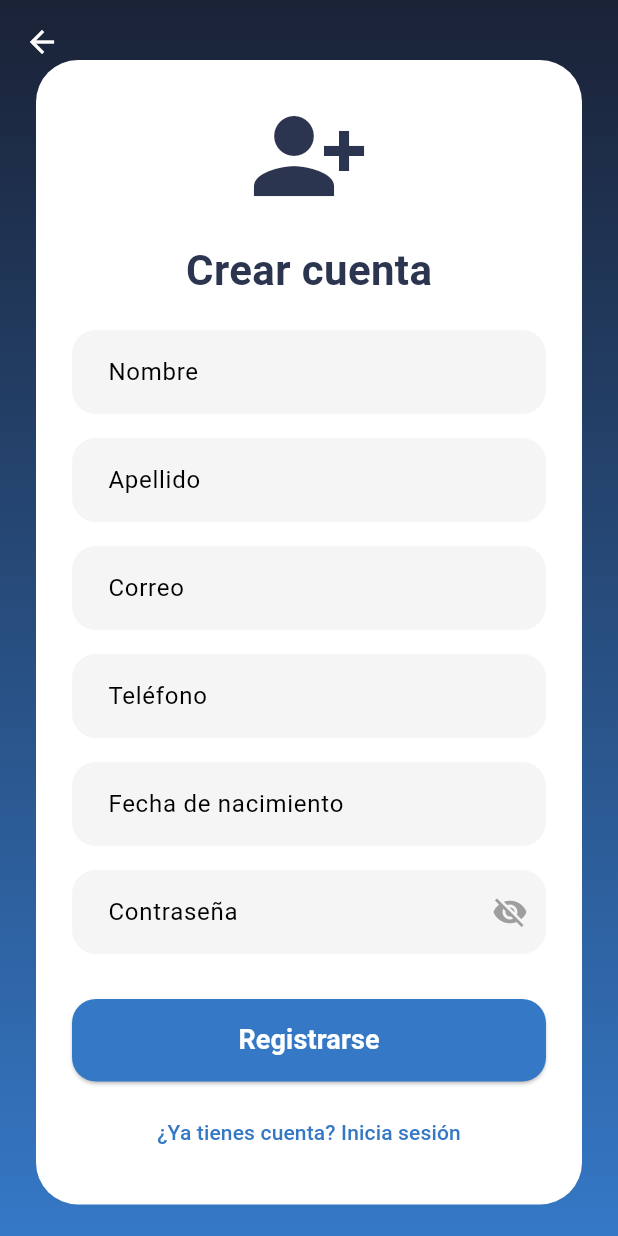
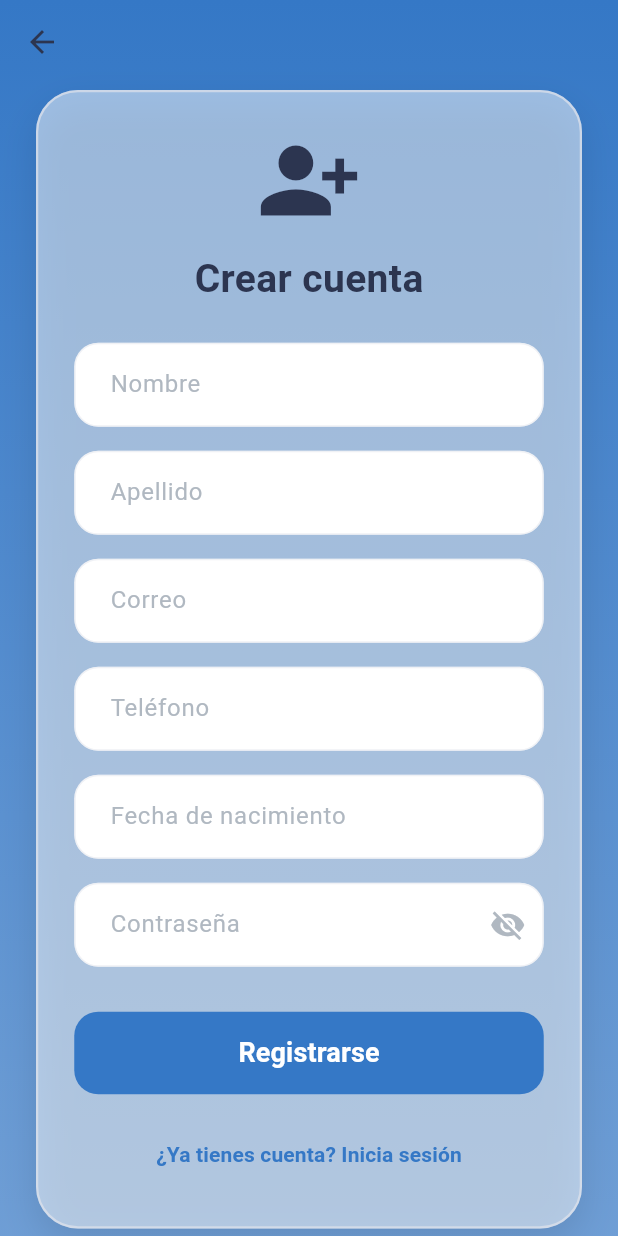
Before and after one commit to Droid636/novaexpress, a Flutter app: the RegisterScreen screen opened by its route, on a phone screen of 412 x 824 dp. Run offline on Flutter 3.47's test engine with Material 3 defaults, Android fonts, the light colour scheme and no system bars; our stand-ins replace cloud_firestore, dio, firebase_auth, firebase_core, firebase_storage, flutter_riverpod and 6 more; missing offline and left inert: firebase_app_check; accounts and stored records are empty.

Commit message:
colores register

```diff
--- a/lib/screens/register_screen.dart
+++ b/lib/screens/register_screen.dart
@@ -1,4 +1,5 @@
 import 'package:flutter/material.dart';
+import 'package:flutter/services.dart';
 import 'package:flutter_riverpod/flutter_riverpod.dart';
 import '../utils/validators.dart';
 import '../services/auth_providers.dart';
@@ -12,7 +13,7 @@ class RegisterScreen extends ConsumerStatefulWidget {
 }
 
 class _RegisterScreenState extends ConsumerState<RegisterScreen> {
-    bool _showPassword = false;
+  bool _showPassword = false;
   final _formKey = GlobalKey<FormState>();
 
   final _nameController = TextEditingController();
@@ -97,7 +98,25 @@ class _RegisterScreenState extends ConsumerState<RegisterScreen> {
 
   @override
   Widget build(BuildContext context) {
-    final isDark = Theme.of(context).brightness == Brightness.dark;
+    final isDarkMode = Theme.of(context).brightness == Brightness.dark;
+
+    // --- LÓGICA DE COLORES BASADA EN TU LOGIN ---
+    final backgroundStartColor = isDarkMode
+        ? AppTheme.navBackground
+        : AppTheme.splashBackgroundBottom;
+    final backgroundEndColor = isDarkMode
+        ? AppTheme.navSelected.withOpacity(0.7)
+        : AppTheme.navSelected.withOpacity(0.7);
+
+    final cardBackgroundColor = isDarkMode
+        ? AppTheme.navBackground.withOpacity(0.6)
+        : Colors.white.withOpacity(0.5);
+    final cardBorderColor = isDarkMode
+        ? AppTheme.navSelected.withOpacity(0.5)
+        : AppTheme.searchBorder.withOpacity(0.7);
+    final textColor = isDarkMode ? Colors.white : AppTheme.categoryChipText;
+    final hintColor = isDarkMode ? AppTheme.navUnselected : AppTheme.searchHint;
+    final iconColor = isDarkMode ? Colors.white : AppTheme.categoryChipText;
 
     return Scaffold(
       extendBodyBehindAppBar: true,
@@ -105,6 +124,7 @@ class _RegisterScreenState extends ConsumerState<RegisterScreen> {
         title: const SizedBox.shrink(),
         backgroundColor: Colors.transparent,
         elevation: 0,
+        iconTheme: IconThemeData(color: iconColor),
       ),
       body: Container(
         width: double.infinity,
@@ -113,55 +133,58 @@ class _RegisterScreenState extends ConsumerState<RegisterScreen> {
           gradient: LinearGradient(
             begin: Alignment.topCenter,
             end: Alignment.bottomCenter,
-            colors: [AppTheme.navBackground, AppTheme.navSelected],
+            colors: [backgroundStartColor, backgroundEndColor],
           ),
         ),
         child: Center(
           child: SingleChildScrollView(
-            padding: const EdgeInsets.symmetric(horizontal: 24, vertical: 40),
+            padding: const EdgeInsets.symmetric(horizontal: 24, vertical: 60),
             child: Container(
               padding: const EdgeInsets.all(24),
               decoration: BoxDecoration(
-                color: isDark
-                    ? AppTheme.navBackground.withOpacity(0.9)
-                    : Colors.white,
+                color: cardBackgroundColor,
                 borderRadius: BorderRadius.circular(28),
+                border: Border.all(color: cardBorderColor, width: 1.5),
+                boxShadow: [
+                  BoxShadow(
+                    color: Colors.black.withOpacity(isDarkMode ? 0.3 : 0.1),
+                    blurRadius: 20,
+                    offset: const Offset(0, 10),
+                  ),
+                ],
               ),
               child: Form(
                 key: _formKey,
                 child: Column(
                   mainAxisSize: MainAxisSize.min,
                   children: [
-                    Icon(
-                      Icons.person_add_alt_1,
-                      color: isDark ? Colors.white : AppTheme.categoryChipText,
-                      size: 80,
-                    ),
-                    const SizedBox(height: 16),
+                    Icon(Icons.person_add_alt_1, color: iconColor, size: 70),
+                    const SizedBox(height: 12),
                     Text(
                       'Crear cuenta',
                       style: TextStyle(
-                        fontSize: 28,
+                        fontSize: 26,
                         fontWeight: FontWeight.bold,
-                        color: isDark
-                            ? Colors.white
-                            : AppTheme.categoryChipText,
+                        color: textColor,
                       ),
                     ),
-                    const SizedBox(height: 20),
-
+                    const SizedBox(height: 24),
                     _buildTextField(
                       controller: _nameController,
                       label: 'Nombre',
                       validator: Validators.name,
-                      isDark: isDark,
+                      textColor: textColor,
+                      hintColor: hintColor,
+                      isDarkMode: isDarkMode,
                     ),
                     const SizedBox(height: 16),
                     _buildTextField(
                       controller: _lastNameController,
                       label: 'Apellido',
                       validator: Validators.name,
-                      isDark: isDark,
+                      textColor: textColor,
+                      hintColor: hintColor,
+                      isDarkMode: isDarkMode,
                     ),
                     const SizedBox(height: 16),
                     _buildTextField(
@@ -169,7 +192,9 @@ class _RegisterScreenState extends ConsumerState<RegisterScreen> {
                       label: 'Correo',
                       validator: Validators.email,
                       keyboardType: TextInputType.emailAddress,
-                      isDark: isDark,
+                      textColor: textColor,
+                      hintColor: hintColor,
+                      isDarkMode: isDarkMode,
                     ),
                     const SizedBox(height: 16),
                     _buildTextField(
@@ -177,10 +202,11 @@ class _RegisterScreenState extends ConsumerState<RegisterScreen> {
                       label: 'Teléfono',
                       validator: Validators.phone,
                       keyboardType: TextInputType.phone,
-                      isDark: isDark,
+                      textColor: textColor,
+                      hintColor: hintColor,
+                      isDarkMode: isDarkMode,
                     ),
                     const SizedBox(height: 16),
-
                     GestureDetector(
                       onTap: () async {
                         final date = await showDatePicker(
@@ -197,7 +223,9 @@ class _RegisterScreenState extends ConsumerState<RegisterScreen> {
                             text: _birthDate == null ? "" : _birthDateText(),
                           ),
                           label: 'Fecha de nacimiento',
-                          isDark: isDark,
+                          textColor: textColor,
+                          hintColor: hintColor,
+                          isDarkMode: isDarkMode,
                           validator: (_) =>
                               _birthDate == null ? 'Requerido' : null,
                         ),
@@ -209,11 +237,15 @@ class _RegisterScreenState extends ConsumerState<RegisterScreen> {
                       label: 'Contraseña',
                       validator: Validators.password,
                       obscureText: !_showPassword,
-                      isDark: isDark,
+                      textColor: textColor,
+                      hintColor: hintColor,
+                      isDarkMode: isDarkMode,
                       suffixIcon: IconButton(
                         icon: Icon(
-                          _showPassword ? Icons.visibility : Icons.visibility_off,
-                          color: isDark ? Colors.white70 : Colors.grey,
+                          _showPassword
+                              ? Icons.visibility
+                              : Icons.visibility_off,
+                          color: hintColor,
                         ),
                         onPressed: () {
                           setState(() {
@@ -223,7 +255,6 @@ class _RegisterScreenState extends ConsumerState<RegisterScreen> {
                       ),
                     ),
                     const SizedBox(height: 30),
-
                     _isLoading
                         ? const CircularProgressIndicator()
                         : SizedBox(
@@ -233,6 +264,7 @@ class _RegisterScreenState extends ConsumerState<RegisterScreen> {
                               style: ElevatedButton.styleFrom(
                                 backgroundColor: AppTheme.navSelected,
                                 foregroundColor: Colors.white,
+                                elevation: 0,
                                 shape: RoundedRectangleBorder(
                                   borderRadius: BorderRadius.circular(16),
                                 ),
@@ -247,13 +279,18 @@ class _RegisterScreenState extends ConsumerState<RegisterScreen> {
                               ),
                             ),
                           ),
-                    const SizedBox(height: 10),
+                    const SizedBox(height: 16),
                     TextButton(
                       onPressed: () =>
                           Navigator.of(context).pushReplacementNamed('/login'),
                       child: Text(
                         '¿Ya tienes cuenta? Inicia sesión',
-                        style: TextStyle(color: AppTheme.navSelected),
+                        style: TextStyle(
+                          color: isDarkMode
+                              ? AppTheme.navUnselected
+                              : AppTheme.navSelected,
+                          fontWeight: FontWeight.w600,
+                        ),
                       ),
                     ),
                   ],
@@ -269,7 +306,9 @@ class _RegisterScreenState extends ConsumerState<RegisterScreen> {
   Widget _buildTextField({
     required TextEditingController controller,
     required String label,
-    required bool isDark,
+    required Color textColor,
+    required Color hintColor,
+    required bool isDarkMode,
     String? Function(String?)? validator,
     TextInputType keyboardType = TextInputType.text,
     bool obscureText = false,
@@ -280,22 +319,33 @@ class _RegisterScreenState extends ConsumerState<RegisterScreen> {
       validator: validator,
       keyboardType: keyboardType,
       obscureText: obscureText,
-      style: TextStyle(
-        color: isDark ? Colors.white : AppTheme.categoryChipText,
-      ),
+      style: TextStyle(color: textColor),
       decoration: InputDecoration(
         labelText: label,
+        labelStyle: TextStyle(color: hintColor),
         filled: true,
-        fillColor: isDark
-            ? Colors.white.withOpacity(0.05)
-            : Colors.grey.shade100,
+        fillColor: isDarkMode ? Colors.white.withOpacity(0.1) : Colors.white,
         contentPadding: const EdgeInsets.symmetric(
           vertical: 16,
           horizontal: 20,
         ),
         border: OutlineInputBorder(
           borderRadius: BorderRadius.circular(16),
-          borderSide: BorderSide.none,
+          borderSide: BorderSide(
+            color: isDarkMode ? Colors.white24 : AppTheme.navSelected,
+          ),
+        ),
+        enabledBorder: OutlineInputBorder(
+          borderRadius: BorderRadius.circular(16),
+          borderSide: BorderSide(
+            color: isDarkMode
+                ? Colors.white10
+                : AppTheme.searchBorder.withOpacity(0.5),
+          ),
+        ),
+        focusedBorder: OutlineInputBorder(
+          borderRadius: BorderRadius.circular(16),
+          borderSide: const BorderSide(color: AppTheme.navSelected, width: 1.5),
         ),
         suffixIcon: suffixIcon,
       ),
```
